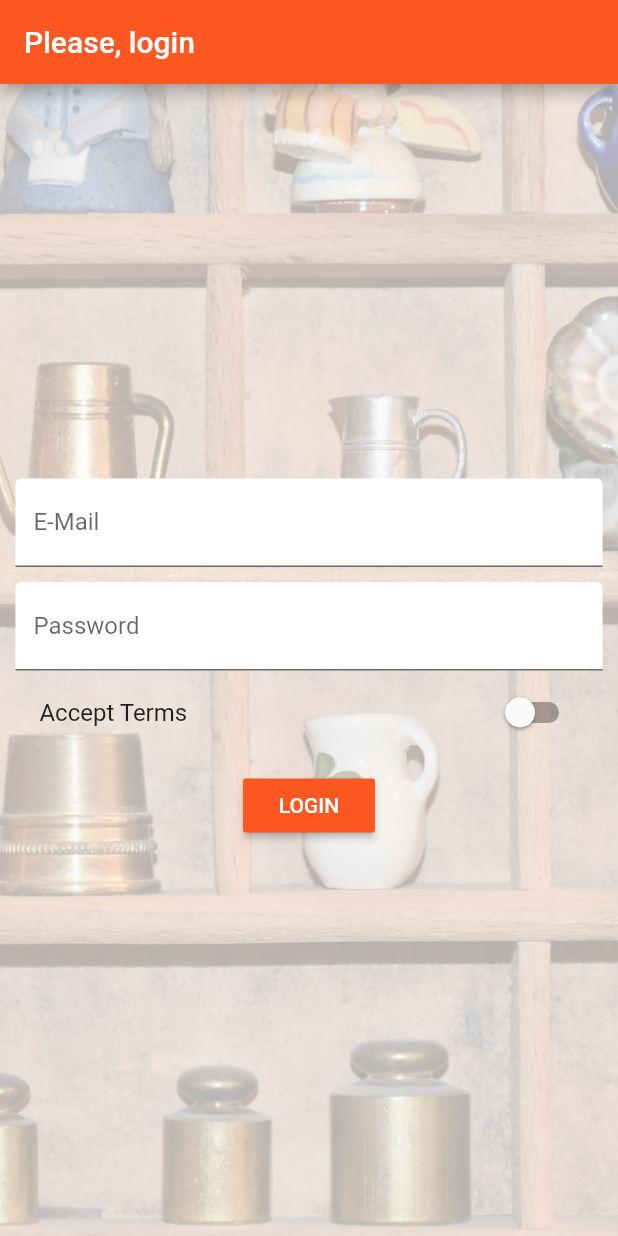
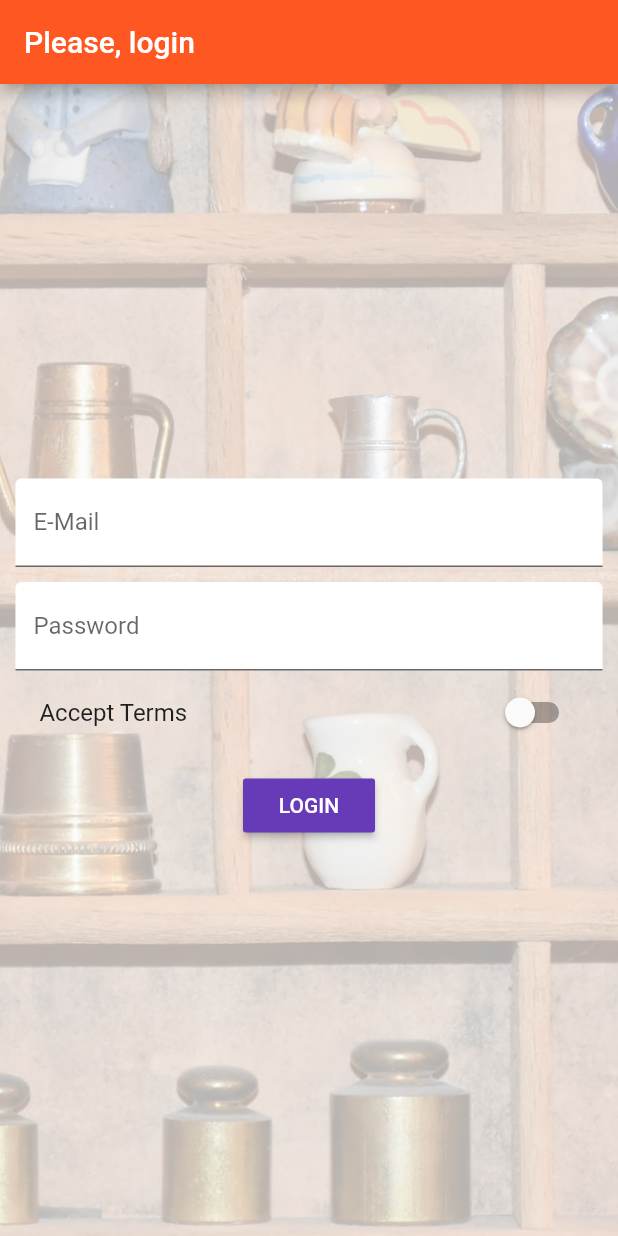
Before and after one commit to bkmza/flutter_course, a Flutter app: the screen it shows after launch, on a phone screen of 412 x 824 dp. Run offline on Flutter 3.47's test engine with Material 2 defaults, Android fonts, the phone set to English and light mode, and no system bars.

```diff
--- a/lib/main.dart
+++ b/lib/main.dart
@@ -40,7 +40,8 @@ class _MyAppState extends State<MyApp> {
       theme: ThemeData(
           brightness: Brightness.light,
           primarySwatch: Colors.deepOrange,
-          accentColor: Colors.deepPurple),
+          accentColor: Colors.deepPurple,
+          buttonColor: Colors.deepPurple),
       // home: AuthPage(),
       routes: {
         '/': (BuildContext context) => AuthPage(),
--- a/lib/pages/auth.dart
+++ b/lib/pages/auth.dart
@@ -94,7 +94,6 @@ class _AuthPageState extends State<AuthPage> {
                         height: 10.0,
                       ),
                       RaisedButton(
-                        color: Theme.of(context).primaryColor,
                         textColor: Colors.white,
                         child: Text('LOGIN'),
                         onPressed: _submitForm,
--- a/lib/pages/product_create.dart
+++ b/lib/pages/product_create.dart
@@ -80,10 +80,17 @@ class _ProductCreatePageState extends State<ProductCreatePage> {
             ),
             RaisedButton(
               child: Text('Save'),
-              color: Theme.of(context).accentColor,
               textColor: Colors.white,
               onPressed: _submitForm,
             )
+            // GestureDetector(
+            //   onTap: _submitForm,
+            //   child: Container(
+            //     color: Colors.green,
+            //     padding: EdgeInsets.all(5.0),
+            //     child: Text('My Button'),
+            //   ),
+            // )
           ],
         ));
   }
```
